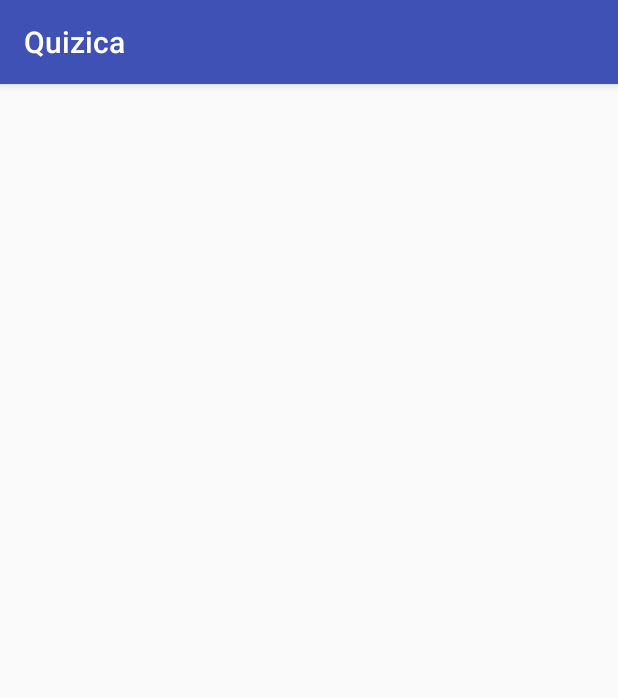
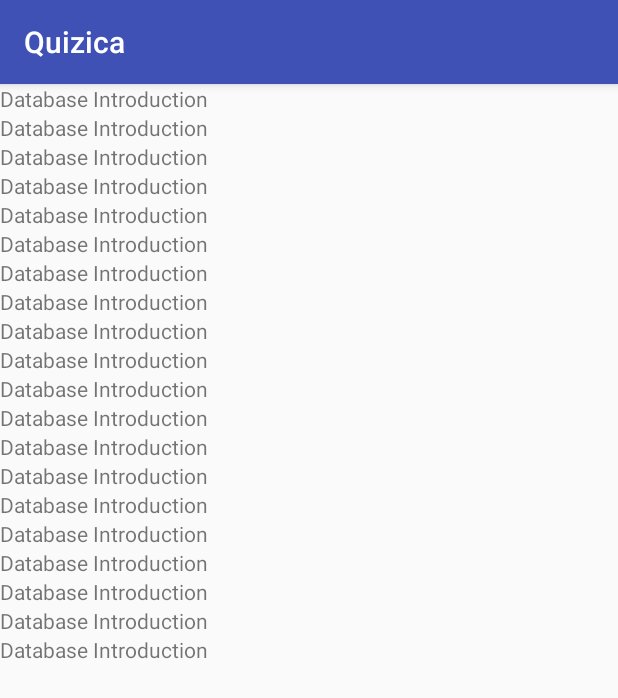
Before and after one commit to jawadhassan/Quizica, an Android app: the screen it shows after launch (QuizCreateActivity before the commit, QuizListActivity after it), on a phone screen of 412 x 824 dp. Shown: the top 698 px of the screen. Run offline under Robolectric (Android 15) with nearby library versions, the phone set to English and light mode, and no system bars.

```diff
--- a/app/build.gradle
+++ b/app/build.gradle
@@ -30,6 +30,7 @@ dependencies {
     compile 'com.google.firebase:firebase-database:10.0.1'
     testCompile 'junit:junit:4.12'
     compile 'com.android.support:design:25.1.0'
+    compile 'com.android.support:recyclerview-v7:25.1.0'
 }
 
 
--- /dev/null
+++ b/app/src/main/java/com/example/hamid_pc/quizica/Quiz.java
@@ -0,0 +1,25 @@
+package com.example.hamid_pc.quizica;
+
+/**
+ * Created by Hamid-PC on 1/20/2017.
+ */
+
+public class Quiz {
+    private String mTitle;
+    private int mQuizNumber;
+
+
+    public Quiz(String mTitle, int mQuizNumber) {
+        this.mTitle = mTitle;
+        this.mQuizNumber = mQuizNumber;
+    }
+
+
+    public String getmTitle() {
+        return mTitle;
+    }
+
+    public int getmQuizNumber() {
+        return mQuizNumber;
+    }
+}
--- /dev/null
+++ b/app/src/main/java/com/example/hamid_pc/quizica/QuizListActivity.java
@@ -0,0 +1,14 @@
+package com.example.hamid_pc.quizica;
+
+import android.support.v4.app.Fragment;
+
+/**
+ * Created by Hamid-PC on 1/21/2017.
+ */
+
+public class QuizListActivity extends SingleFragmentActivity {
+    @Override
+    protected Fragment createFragment() {
+        return new QuizListFragment();
+    }
+}
--- /dev/null
+++ b/app/src/main/java/com/example/hamid_pc/quizica/QuizListFragment.java
@@ -0,0 +1,95 @@
+package com.example.hamid_pc.quizica;
+
+import android.os.Bundle;
+import android.support.annotation.Nullable;
+import android.support.v4.app.Fragment;
+import android.support.v4.app.FragmentManager;
+import android.support.v7.widget.LinearLayoutManager;
+import android.support.v7.widget.RecyclerView;
+import android.view.LayoutInflater;
+import android.view.View;
+import android.view.ViewGroup;
+import android.widget.TextView;
+
+import java.util.ArrayList;
+import java.util.List;
+
+
+public class QuizListFragment extends Fragment {
+
+    private static final String DIALOG_OPERATION = "DialogOperation";
+    private RecyclerView mCrimeRecyclerView;
+    private QuizAdapter mAdapter;
+    private List<Quiz> mquizes;
+
+    @Nullable
+    @Override
+    public View onCreateView(LayoutInflater inflater, @Nullable ViewGroup container, @Nullable Bundle savedInstanceState) {
+        View view = inflater.inflate(R.layout.fragment_quiz_list, container, false);
+        mCrimeRecyclerView = (RecyclerView) view.findViewById(R.id.quiz_recycler_view);
+        mCrimeRecyclerView.setLayoutManager(new LinearLayoutManager(getActivity()));
+        updateUI();
+        return view;
+    }
+
+    public void updateUI() {
+        //  page no 184 of Big nerd ranch
+        //Temporary Code For Checking
+
+        mquizes = new ArrayList<>();
+        for (int i = 0; i < 20; i++) {
+            mquizes.add(new Quiz("Database Introduction", 1));
+        }
+
+        mAdapter = new QuizAdapter(mquizes);
+        mCrimeRecyclerView.setAdapter(mAdapter);
+    }
+
+    private class QuizHolder extends RecyclerView.ViewHolder implements View.OnClickListener {
+        public TextView mTitleTextView;
+
+        public QuizHolder(View itemView) {
+            super(itemView);
+            itemView.setOnClickListener(this);
+            this.mTitleTextView = (TextView)
+                    itemView.findViewById(R.id.list_item_quiz_title_text_view);
+        }
+
+        @Override
+        public void onClick(View v) {
+            FragmentManager manager = getFragmentManager();
+            QuizOperationFragment quizOperationFragment = new QuizOperationFragment();
+            quizOperationFragment.show(manager, DIALOG_OPERATION);
+
+        }
+    }
+
+    private class QuizAdapter extends RecyclerView.Adapter<QuizHolder> {
+        private List<Quiz> mQuiz;
+
+
+        public QuizAdapter(List<Quiz> mQuiz) {
+            this.mQuiz = mQuiz;
+        }
+
+        @Override
+        public QuizHolder onCreateViewHolder(ViewGroup parent, int viewType) {
+            LayoutInflater layoutInflater = LayoutInflater.from(getActivity());
+            View view = layoutInflater
+                    .inflate(R.layout.list_item_quiz, parent, false);
+
+            return new QuizHolder(view);
+        }
+
+        @Override
+        public void onBindViewHolder(QuizHolder holder, int position) {
+            Quiz quiz = mQuiz.get(position);
+            holder.mTitleTextView.setText(quiz.getmTitle());
+        }
+
+        @Override
+        public int getItemCount() {
+            return mQuiz.size();
+        }
+    }
+}
--- /dev/null
+++ b/app/src/main/res/layout/fragment_quiz_list.xml
@@ -0,0 +1,5 @@
+<?xml version="1.0" encoding="utf-8"?>
+<android.support.v7.widget.RecyclerView xmlns:android="http://schemas.android.com/apk/res/android"
+    android:id="@+id/quiz_recycler_view"
+    android:layout_width="match_parent"
+    android:layout_height="match_parent"></android.support.v7.widget.RecyclerView>
--- /dev/null
+++ b/app/src/main/res/layout/list_item_quiz.xml
@@ -0,0 +1,12 @@
+<?xml version="1.0" encoding="utf-8"?>
+<LinearLayout xmlns:android="http://schemas.android.com/apk/res/android"
+    android:layout_width="match_parent"
+    android:layout_height="wrap_content"
+    android:orientation="vertical">
+
+    <TextView
+        android:id="@+id/list_item_quiz_title_text_view"
+        android:layout_width="match_parent"
+        android:layout_height="wrap_content" />
+
+</LinearLayout>
--- a/app/src/main/res/values/strings.xml
+++ b/app/src/main/res/values/strings.xml
@@ -15,4 +15,5 @@
     <string name="mcqmaker_buttondone">Done</string>
     <string name="mcqmaker_buttonaddmore">Add More</string>
     <string name="textmaker_edittext">Question</string>
+    <string name="operation_picker">Choose Operation</string>
 </resources>
```
Also changed, not shown: app/src/main/AndroidManifest.xml (+11 -9 lines), app/src/main/java/com/example/hamid_pc/quizica/QuizOperationFragment.java (added, +46 -0 lines), app/src/main/res/values/arrays.xml (added, +8 -0 lines).
